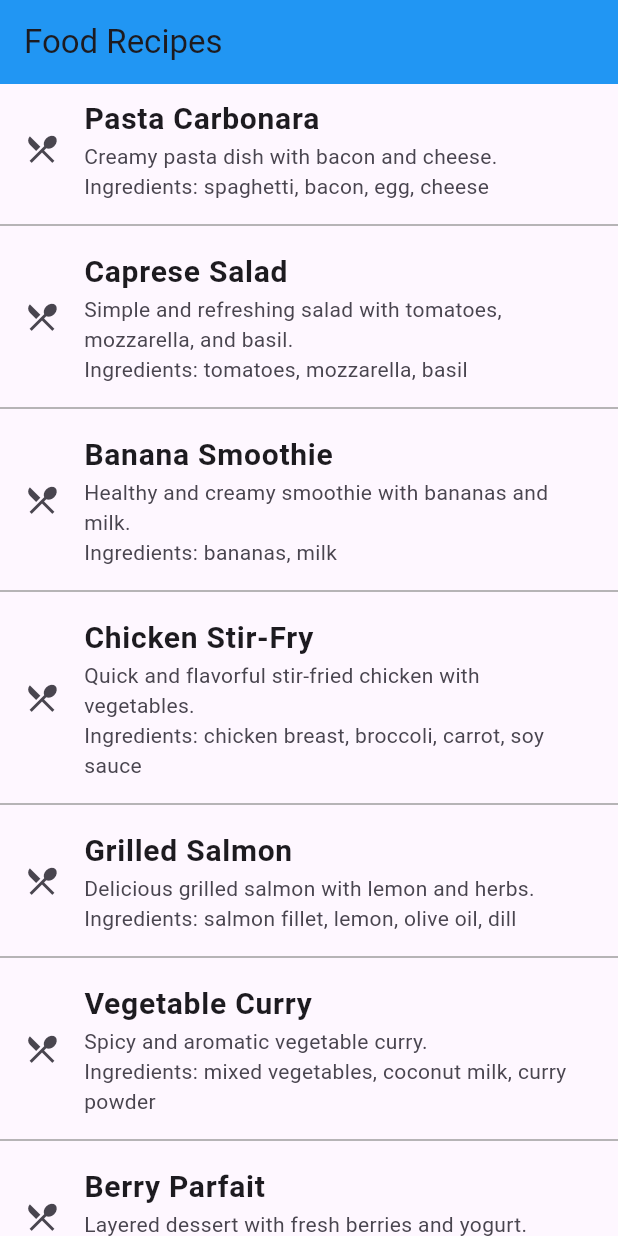
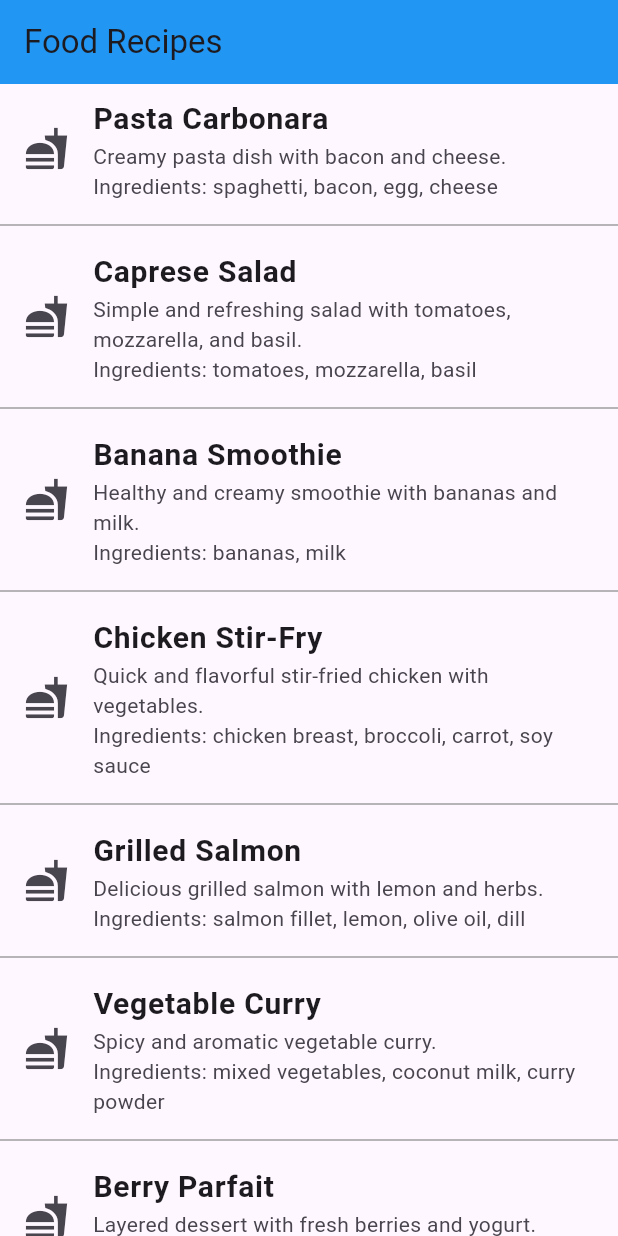
Before and after one commit to JAHIDULFAHAD/Ostad_Module10_LiveTest, a Flutter app: the screen it shows after launch, on a phone screen of 412 x 824 dp. Run offline on Flutter 3.47's test engine with Material 3 defaults, Android fonts, the phone set to English and light mode, and no system bars.

Commit message:
live test 3 Done

```diff
--- a/livetest_3_module14/lib/recepi_listview.dart
+++ b/livetest_3_module14/lib/recepi_listview.dart
@@ -75,7 +75,7 @@ class _RecepiListviewState extends State<RecepiListview> {
           },
           itemCount: recepiList.length,
         itemBuilder: (context, index) => ListTile(
-          leading: Icon(Icons.restaurant_menu),
+          leading: Icon(Icons.fastfood,size: 30,),
           title: Text(recepiList[index].title,style:
           TextStyle(
             fontSize: 20,
```
